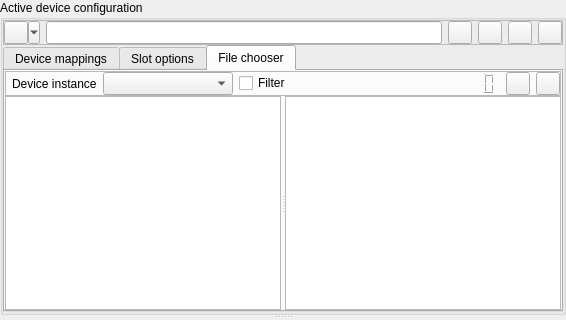
Old version of the form messdevcfg.ui in the repository qmc2/qmc2-mame-fe; both pictures show x 0 to 566 and y 0 to 320 of the 566 by 548 pixel window.
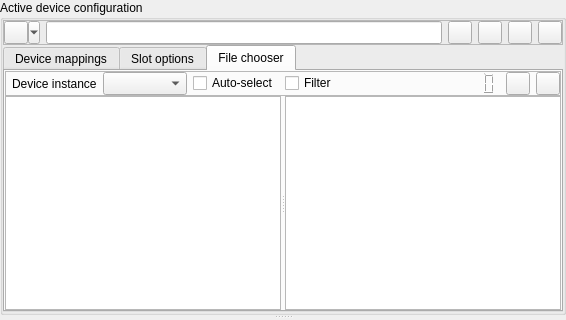
New version of the form. The open tabs and pages were chosen to show the change. Icons and pictures are not drawn.

Commit message: imp: optionally auto-select the first valid device instance when a file has been chosen

Diff of the .ui file:
```diff
--- a/messdevcfg.ui
+++ b/messdevcfg.ui
@@ -383,6 +383,19 @@
                 </property>
                </widget>
               </item>
+              <item>
+               <widget class="QCheckBox" name="checkBoxChooserAutoSelect">
+                <property name="toolTip">
+                 <string>Automatically select the first matching device instance when selecting a file with a valid extension</string>
+                </property>
+                <property name="statusTip">
+                 <string>Automatically select the first matching device instance when selecting a file with a valid extension</string>
+                </property>
+                <property name="text">
+                 <string>Auto-select</string>
+                </property>
+               </widget>
+              </item>
               <item>
                <widget class="QCheckBox" name="checkBoxChooserFilter">
                 <property name="toolTip">
```
Left out of the diff: 1 changed line with no effect on the pictures. The commit also changes 8 other files.
